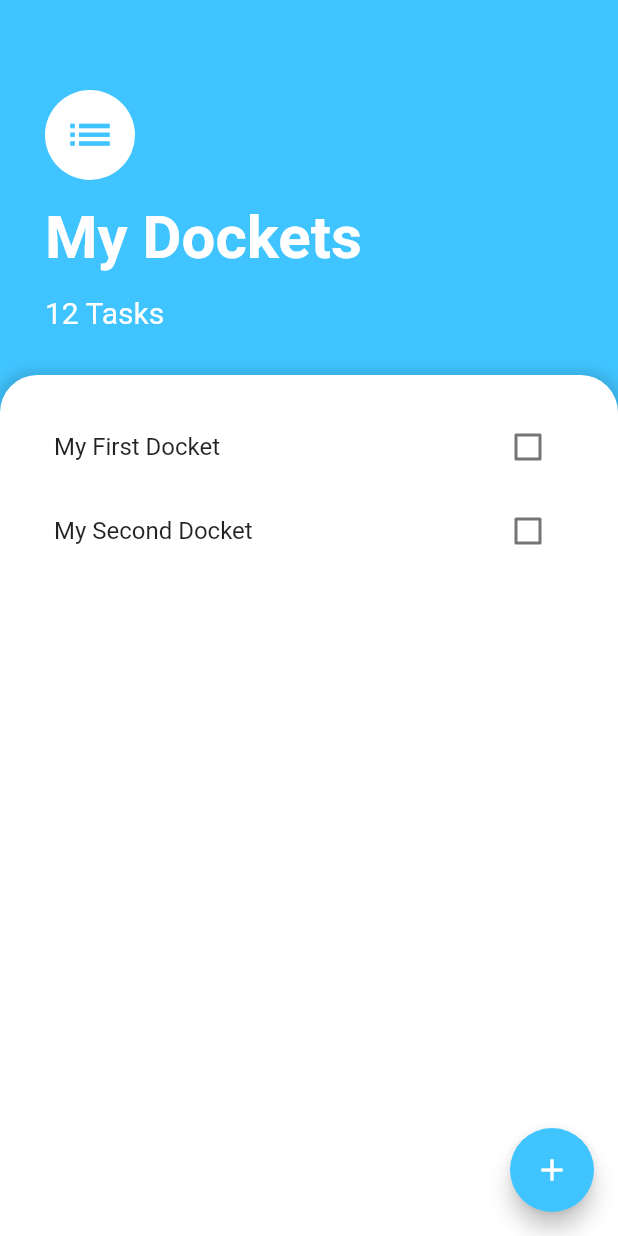
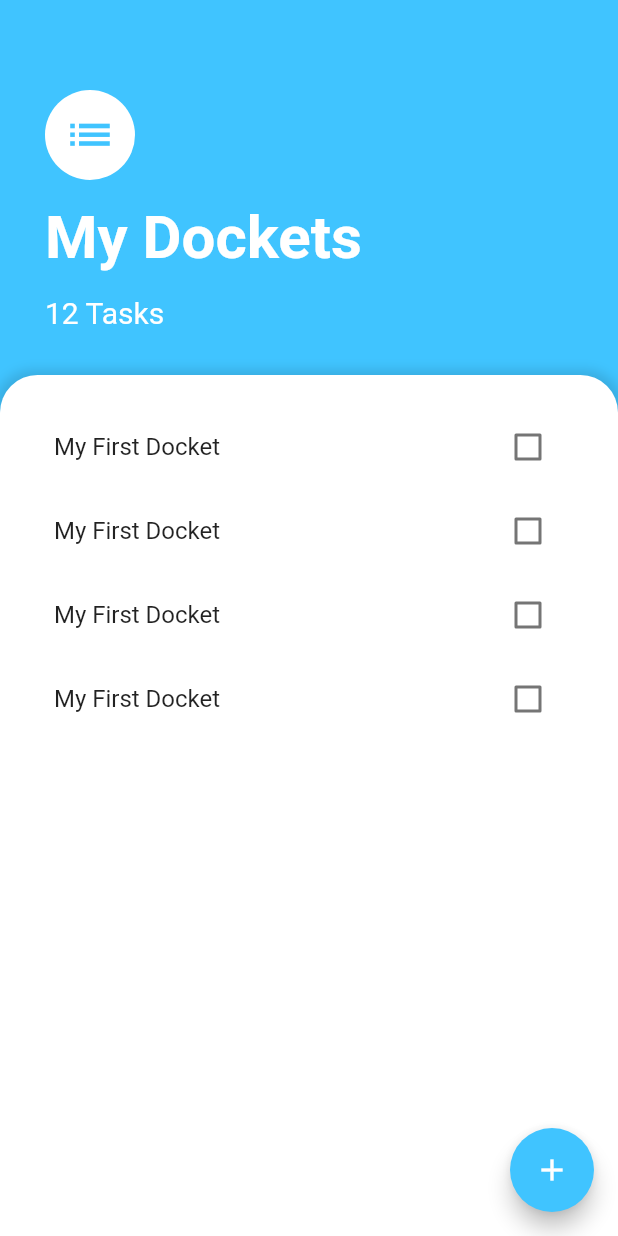
Before and after one commit to patelprashant/flutter_docket, a Flutter app: the screen it shows after launch, on a phone screen of 412 x 824 dp. Run offline on Flutter 3.47's test engine with Material 2 defaults, Android fonts, the phone set to English and light mode, and no system bars.

Commit message:
Separated UI into components.

```diff
--- /dev/null
+++ b/lib/components/docket_tile.dart
@@ -0,0 +1,18 @@
+import 'package:flutter/material.dart';
+
+class DocketTile extends StatelessWidget {
+  const DocketTile({
+    Key key,
+  }) : super(key: key);
+
+  @override
+  Widget build(BuildContext context) {
+    return ListTile(
+      title: Text('My First Docket'),
+      trailing: Checkbox(
+        value: false,
+        onChanged: (bool value) {},
+      ),
+    );
+  }
+}
--- /dev/null
+++ b/lib/screens/dockets_list.dart
@@ -0,0 +1,20 @@
+import 'package:flutter/material.dart';
+import 'package:flutter_docket/components/docket_tile.dart';
+
+class DocketsList extends StatelessWidget {
+  const DocketsList({
+    Key key,
+  }) : super(key: key);
+
+  @override
+  Widget build(BuildContext context) {
+    return ListView(
+      children: <Widget>[
+        DocketTile(),
+        DocketTile(),
+        DocketTile(),
+        DocketTile(),
+      ],
+    );
+  }
+}
--- a/lib/screens/dockets_screen.dart
+++ b/lib/screens/dockets_screen.dart
@@ -1,4 +1,6 @@
 import 'package:flutter/material.dart';
+
+import 'dockets_list.dart';
 
 class DocketsScreen extends StatelessWidget {
   @override
@@ -8,7 +10,9 @@ class DocketsScreen extends StatelessWidget {
       floatingActionButton: FloatingActionButton(
         backgroundColor: Colors.lightBlueAccent,
         child: Icon(Icons.add),
-        onPressed: null,
+        onPressed: () {
+          debugPrint('Adding a new Task');
+        },
       ),
       body: SafeArea(
         child: Column(
@@ -75,24 +79,7 @@ class DocketsScreen extends StatelessWidget {
                     topRight: Radius.circular(25.0),
                   ),
                 ),
-                child: ListView(
-                  children: <Widget>[
-                    ListTile(
-                      title: Text('My First Docket'),
-                      trailing: Checkbox(
-                        value: false,
-                        onChanged: (bool value) {},
-                      ),
-                    ),
-                    ListTile(
-                      title: Text('My Second Docket'),
-                      trailing: Checkbox(
-                        value: false,
-                        onChanged: (bool value) {},
-                      ),
-                    ),
-                  ],
-                ),
+                child: new DocketsList(),
               ),
             ),
           ],
```
Also changed, not shown: 1 other file.
